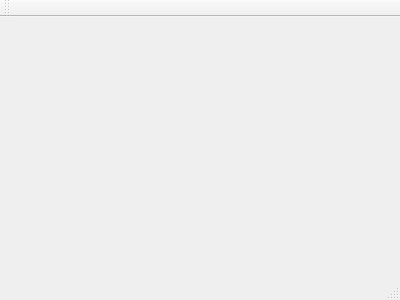
This is mainwindow.ui in Venoox/Number-Base-Converter as Qt 5 draws it before an edit. The edited form follows.
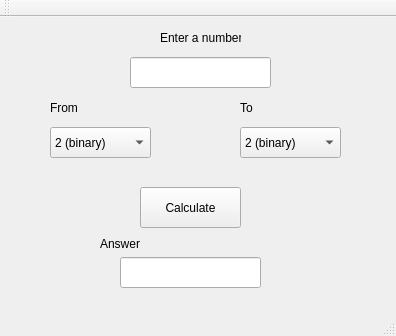
This is the edited form.

Patch:
```diff
--- a/mainwindow.ui
+++ b/mainwindow.ui
@@ -1,24 +1,191 @@
 <ui version="4.0">
  <class>MainWindow</class>
- <widget class="QMainWindow" name="MainWindow" >
-  <property name="geometry" >
+ <widget class="QMainWindow" name="MainWindow">
+  <property name="geometry">
    <rect>
     <x>0</x>
     <y>0</y>
-    <width>400</width>
-    <height>300</height>
+    <width>396</width>
+    <height>336</height>
    </rect>
   </property>
   <property name="windowTitle" >
    <string>MainWindow</string>
   </property>
-  <widget class="QMenuBar" name="menuBar" />
-  <widget class="QToolBar" name="mainToolBar" />
-  <widget class="QWidget" name="centralWidget" />
-  <widget class="QStatusBar" name="statusBar" />
+  <widget class="QWidget" name="centralWidget">
+   <widget class="QComboBox" name="to">
+    <property name="geometry">
+     <rect>
+      <x>240</x>
+      <y>110</y>
+      <width>101</width>
+      <height>31</height>
+     </rect>
+    </property>
+    <item>
+     <property name="text">
+      <string>2 (binary)</string>
+     </property>
+    </item>
+    <item>
+     <property name="text">
+      <string>8 (octal)</string>
+     </property>
+    </item>
+    <item>
+     <property name="text">
+      <string>10 (decimal)</string>
+     </property>
+    </item>
+    <item>
+     <property name="text">
+      <string>16 (hexadecimal)</string>
+     </property>
+    </item>
+   </widget>
+   <widget class="QLabel" name="label">
+    <property name="geometry">
+     <rect>
+      <x>160</x>
+      <y>10</y>
+      <width>81</width>
+      <height>21</height>
+     </rect>
+    </property>
+    <property name="text">
+     <string>Enter a number</string>
+    </property>
+   </widget>
+   <widget class="QLabel" name="label_2">
+    <property name="geometry">
+     <rect>
+      <x>50</x>
+      <y>80</y>
+      <width>91</width>
+      <height>21</height>
+     </rect>
+    </property>
+    <property name="text">
+     <string>From</string>
+    </property>
+   </widget>
+   <widget class="QPushButton" name="pushButton">
+    <property name="geometry">
+     <rect>
+      <x>140</x>
+      <y>170</y>
+      <width>101</width>
+      <height>41</height>
+     </rect>
+    </property>
+    <property name="text">
+     <string>Calculate</string>
+    </property>
+    <property name="autoDefault">
+     <bool>false</bool>
+    </property>
+    <property name="default">
+     <bool>false</bool>
+    </property>
+   </widget>
+   <widget class="QComboBox" name="from">
+    <property name="geometry">
+     <rect>
+      <x>50</x>
+      <y>110</y>
+      <width>101</width>
+      <height>31</height>
+     </rect>
+    </property>
+    <item>
+     <property name="text">
+      <string>2 (binary)</string>
+     </property>
+    </item>
+    <item>
+     <property name="text">
+      <string>8 (octal)</string>
+     </property>
+    </item>
+    <item>
+     <property name="text">
+      <string>10 (decimal)</string>
+     </property>
+    </item>
+    <item>
+     <property name="text">
+      <string>16 (hexadecimal)</string>
+     </property>
+    </item>
+   </widget>
+   <widget class="QLabel" name="label_4">
+    <property name="geometry">
+     <rect>
+      <x>240</x>
+      <y>80</y>
+      <width>91</width>
+      <height>21</height>
+     </rect>
+    </property>
+    <property name="text">
+     <string>To</string>
+    </property>
+   </widget>
+   <widget class="QLabel" name="label_3">
+    <property name="geometry">
+     <rect>
+      <x>100</x>
+      <y>220</y>
+      <width>47</width>
+      <height>13</height>
+     </rect>
+    </property>
+    <property name="text">
+     <string>Answer</string>
+    </property>
+   </widget>
+   <widget class="QLineEdit" name="inputbox">
+    <property name="geometry">
+     <rect>
+      <x>130</x>
+      <y>40</y>
+      <width>141</width>
+      <height>31</height>
+     </rect>
+    </property>
+   </widget>
+   <widget class="QLineEdit" name="answerbox">
+    <property name="geometry">
+     <rect>
+      <x>120</x>
+      <y>240</y>
+      <width>141</width>
+      <height>31</height>
+     </rect>
+    </property>
+   </widget>
+  </widget>
+  <widget class="QMenuBar" name="menuBar">
+   <property name="geometry">
+    <rect>
+     <x>0</x>
+     <y>0</y>
+     <width>396</width>
+     <height>21</height>
+    </rect>
+   </property>
+  </widget>
+  <widget class="QToolBar" name="mainToolBar">
+   <attribute name="toolBarArea">
+    <enum>TopToolBarArea</enum>
+   </attribute>
+   <attribute name="toolBarBreak">
+    <bool>false</bool>
+   </attribute>
+  </widget>
+  <widget class="QStatusBar" name="statusBar"/>
  </widget>
- <layoutDefault spacing="6" margin="11" />
- <pixmapfunction></pixmapfunction>
+ <layoutdefault spacing="6" margin="11"/>
  <resources/>
  <connections/>
 </ui>
```
Left out of the diff: 3 changed lines with no effect on the pictures.
